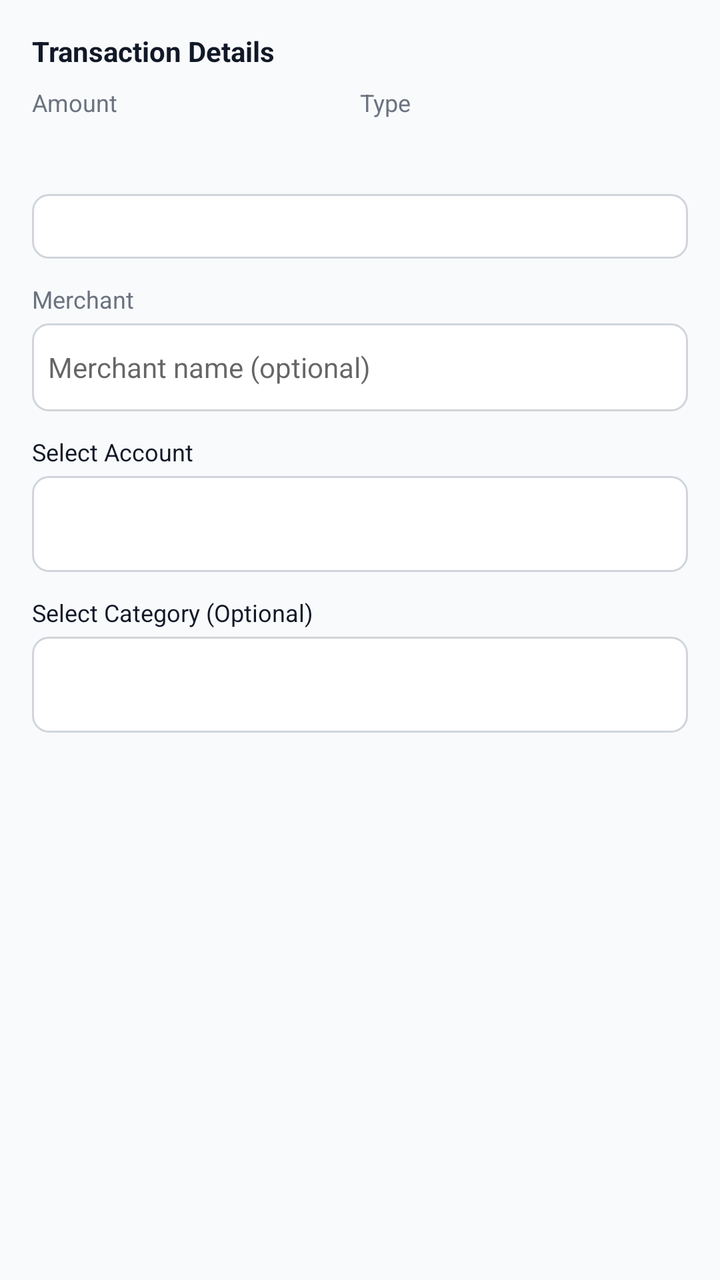
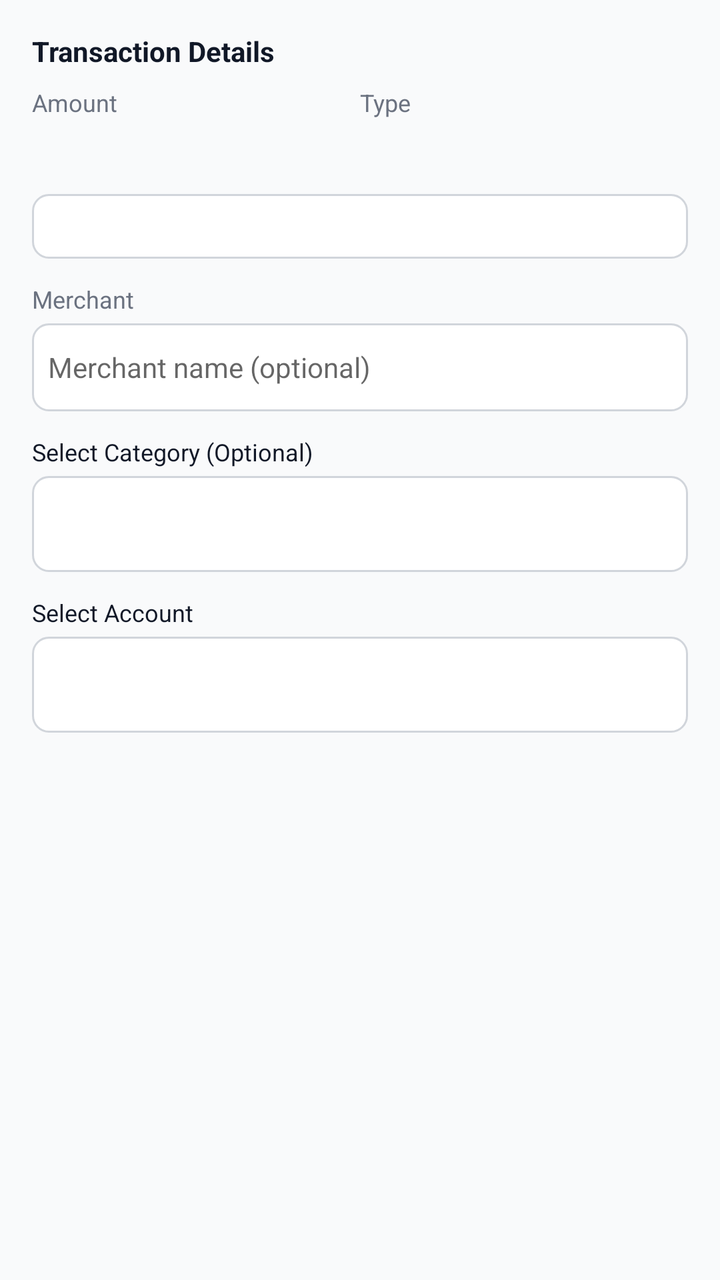

Compare the two renders of this Android layout. The source of the first and the diff that turns it into the second are given below.
<!-- AndroidManifest.xml: application theme Theme.FinanceTracker -->
<!-- res/layout/dialog_sms_import.xml -->
<?xml version="1.0" encoding="utf-8"?>
<LinearLayout
    xmlns:android="http://schemas.android.com/apk/res/android"
    android:layout_width="match_parent"
    android:layout_height="wrap_content"
    android:orientation="vertical"
    android:padding="16dp">

    <TextView
        android:layout_width="wrap_content"
        android:layout_height="wrap_content"
        android:text="Transaction Details"
        android:textSize="14sp"
        android:textStyle="bold"
        android:layout_marginBottom="8dp"/>

    <LinearLayout
        android:layout_width="match_parent"
        android:layout_height="wrap_content"
        android:orientation="horizontal"
        android:layout_marginBottom="12dp">

        <LinearLayout
            android:layout_width="0dp"
            android:layout_height="wrap_content"
            android:layout_weight="1"
            android:orientation="vertical">

            <TextView
                android:layout_width="wrap_content"
                android:layout_height="wrap_content"
                android:text="Amount"
                android:textSize="12sp"
                android:textColor="@color/text_secondary"/>

            <TextView
                android:id="@+id/tv_amount"
                android:layout_width="wrap_content"
                android:layout_height="wrap_content"
                android:textSize="16sp"
                android:textStyle="bold"
                android:layout_marginTop="4dp"/>

        </LinearLayout>

        <LinearLayout
            android:layout_width="0dp"
            android:layout_height="wrap_content"
            android:layout_weight="1"
            android:orientation="vertical">

            <TextView
                android:layout_width="wrap_content"
                android:layout_height="wrap_content"
                android:text="Type"
                android:textSize="12sp"
                android:textColor="@color/text_secondary"/>

            <TextView
                android:id="@+id/tv_type"
                android:layout_width="wrap_content"
                android:layout_height="wrap_content"
                android:textSize="16sp"
                android:textStyle="bold"
                android:layout_marginTop="4dp"/>

        </LinearLayout>

    </LinearLayout>

    <ScrollView
        android:layout_width="match_parent"
        android:layout_height="wrap_content"
        android:layout_marginBottom="12dp"
        android:maxHeight="100dp">

        <TextView
            android:id="@+id/tv_sms_text"
            android:layout_width="match_parent"
            android:layout_height="wrap_content"
            android:textSize="12sp"
            android:textColor="@color/text_secondary"
            android:padding="8dp"
            android:background="@drawable/outlined_bg"
            android:textIsSelectable="true"/>

    </ScrollView>

    
    <LinearLayout
        android:layout_width="match_parent"
        android:layout_height="wrap_content"
        android:orientation="vertical"
        android:layout_marginBottom="12dp">

        <TextView
            android:layout_width="wrap_content"
            android:layout_height="wrap_content"
            android:text="Merchant"
            android:textSize="12sp"
            android:textColor="@color/text_secondary"
            android:layout_marginBottom="4dp"/>

        <EditText
            android:id="@+id/et_merchant"
            android:layout_width="match_parent"
            android:layout_height="44dp"
            android:inputType="text"
            android:hint="Merchant name (optional)"
            android:padding="8dp"
            android:background="@drawable/outlined_bg"
            android:textSize="14sp"/>

    </LinearLayout>

    <TextView
        android:layout_width="wrap_content"
        android:layout_height="wrap_content"
        android:text="Select Account"
        android:textSize="12sp"
        android:layout_marginBottom="4dp"/>

    <Spinner
        android:id="@+id/spinner_account"
        android:layout_width="match_parent"
        android:layout_height="48dp"
        android:background="@drawable/outlined_bg"
        android:paddingHorizontal="8dp"
        android:layout_marginBottom="12dp"/>

    <TextView
        android:layout_width="wrap_content"
        android:layout_height="wrap_content"
        android:text="Select Category (Optional)"
        android:textSize="12sp"
        android:layout_marginBottom="4dp"/>

    <Spinner
        android:id="@+id/spinner_category"
        android:layout_width="match_parent"
        android:layout_height="48dp"
        android:background="@drawable/outlined_bg"
        android:paddingHorizontal="8dp"/>

</LinearLayout>
<!-- resources referenced by this layout -->
<resources>
  <color name="text_secondary">#6b7280</color>
  <!-- drawable outlined_bg (drawable) -->
  <?xml version="1.0" encoding="utf-8"?>
  <shape xmlns:android="http://schemas.android.com/apk/res/android"
      android:shape="rectangle">
      <corners android:radius="8dp"/>
      <stroke android:width="1dp" android:color="#d1d5db"/>
      <solid android:color="@android:color/white"/>
  </shape>
  <style name="Theme.FinanceTracker" parent="Theme.MaterialComponents.Light.NoActionBar">
          <item name="colorPrimary">@color/colorPrimary</item>
          <item name="colorPrimaryVariant">@color/colorPrimaryVariant</item>
          <item name="colorOnPrimary">@color/colorOnPrimary</item>
          <item name="colorSecondary">@color/colorSecondary</item>
          <item name="colorOnSecondary">@color/colorOnSecondary</item>
          <item name="colorSurface">@color/colorSurface</item>
          <item name="colorOnSurface">@color/colorOnSurface</item>
          <item name="android:statusBarColor">@color/colorPrimaryDark</item>
          <item name="android:windowBackground">@color/background</item>
          <item name="android:textColor">@color/text_primary</item>
          <item name="android:editTextColor">@color/text_primary</item>
          
          <item name="android:windowFullscreen">false</item>
          <item name="android:windowContentOverlay">@null</item>
          <item name="android:windowIsFloating">false</item>
      </style>
  <color name="colorPrimary">#4f46e5</color>
  <color name="colorPrimaryVariant">#6366f1</color>
  <color name="colorOnPrimary">#FFFFFF</color>
  <color name="colorSecondary">#10b981</color>
  <color name="colorOnSecondary">#FFFFFF</color>
  <color name="colorSurface">#FFFFFF</color>
  <color name="colorOnSurface">#1f2937</color>
  <color name="colorPrimaryDark">#3730a3</color>
  <color name="background">#f9fafb</color>
  <color name="text_primary">#111827</color>
</resources>

<!-- the commit's change to res/layout/dialog_sms_import.xml (unified diff, before → after) -->
@@ -1,6 +1,7 @@
 <?xml version="1.0" encoding="utf-8"?>
 <LinearLayout
     xmlns:android="http://schemas.android.com/apk/res/android"
+    xmlns:app="http://schemas.android.com/apk/res-auto"
     android:layout_width="match_parent"
     android:layout_height="wrap_content"
     android:orientation="vertical"
@@ -88,10 +89,12 @@
 
     
     <LinearLayout
-        android:layout_width="match_parent"
-        android:layout_height="wrap_content"
-        android:orientation="vertical"
-        android:layout_marginBottom="12dp">
+        android:id="@+id/ll_merchant_container"
+        android:layout_width="match_parent"
+        android:layout_height="wrap_content"
+        android:orientation="vertical"
+        android:layout_marginBottom="12dp"
+        android:visibility="visible">
 
         <TextView
             android:layout_width="wrap_content"
@@ -113,6 +116,32 @@
 
     </LinearLayout>
 
+    
+    <LinearLayout
+        android:id="@+id/ll_category_container"
+        android:layout_width="match_parent"
+        android:layout_height="wrap_content"
+        android:orientation="vertical"
+        android:layout_marginBottom="12dp"
+        android:visibility="visible">
+
+        <TextView
+            android:layout_width="wrap_content"
+            android:layout_height="wrap_content"
+            android:text="Select Category (Optional)"
+            android:textSize="12sp"
+            android:layout_marginBottom="4dp"/>
+
+        <Spinner
+            android:id="@+id/spinner_category"
+            android:layout_width="match_parent"
+            android:layout_height="48dp"
+            android:background="@drawable/outlined_bg"
+            android:paddingHorizontal="8dp"/>
+
+    </LinearLayout>
+
+    
     <TextView
         android:layout_width="wrap_content"
         android:layout_height="wrap_content"
@@ -128,18 +157,150 @@
         android:paddingHorizontal="8dp"
         android:layout_marginBottom="12dp"/>
 
-    <TextView
-        android:layout_width="wrap_content"
-        android:layout_height="wrap_content"
-        android:text="Select Category (Optional)"
-        android:textSize="12sp"
-        android:layout_marginBottom="4dp"/>
-
-    <Spinner
-        android:id="@+id/spinner_category"
-        android:layout_width="match_parent"
-        android:layout_height="48dp"
-        android:background="@drawable/outlined_bg"
-        android:paddingHorizontal="8dp"/>
+    
+    <LinearLayout
+        android:id="@+id/ll_transfer_type_container"
+        android:layout_width="match_parent"
+        android:layout_height="wrap_content"
+        android:orientation="vertical"
+        android:layout_marginBottom="12dp"
+        android:visibility="gone">
+
+        <TextView
+            android:layout_width="wrap_content"
+            android:layout_height="wrap_content"
+            android:text="Transfer Type"
+            android:textSize="12sp"
+            android:textColor="@color/text_secondary"
+            android:layout_marginBottom="4dp"/>
+
+        <com.google.android.material.button.MaterialButtonToggleGroup
+            android:id="@+id/toggle_transfer_type"
+            android:layout_width="match_parent"
+            android:layout_height="wrap_content"
+            android:layout_marginBottom="12dp"
+            app:singleSelection="true"
+            app:selectionRequired="true">
+
+            <com.google.android.material.button.MaterialButton
+                android:id="@+id/btn_self_transfer"
+                style="@style/Widget.MaterialComponents.Button.OutlinedButton"
+                android:layout_width="0dp"
+                android:layout_height="wrap_content"
+                android:layout_weight="1"
+                android:text="Self"
+                android:textSize="12sp"/>
+
+            <com.google.android.material.button.MaterialButton
+                android:id="@+id/btn_loan_out"
+                style="@style/Widget.MaterialComponents.Button.OutlinedButton"
+                android:layout_width="0dp"
+                android:layout_height="wrap_content"
+                android:layout_weight="1"
+                android:text="Loan"
+                android:textSize="12sp"/>
+
+            <com.google.android.material.button.MaterialButton
+                android:id="@+id/btn_settle_payment"
+                style="@style/Widget.MaterialComponents.Button.OutlinedButton"
+                android:layout_width="0dp"
+                android:layout_height="wrap_content"
+                android:layout_weight="1"
+                android:text="Settle"
+                android:textSize="12sp"/>
+
+            <com.google.android.material.button.MaterialButton
+                android:id="@+id/btn_gift"
+                style="@style/Widget.MaterialComponents.Button.OutlinedButton"
+                android:layout_width="0dp"
+                android:layout_height="wrap_content"
+                android:layout_weight="1"
+                android:text="Gift"
+                android:textSize="12sp"/>
+
+        </com.google.android.material.button.MaterialButtonToggleGroup>
+
+    </LinearLayout>
+
+    
+    <LinearLayout
+        android:id="@+id/ll_transfer_to_account"
+        android:layout_width="match_parent"
+        android:layout_height="wrap_content"
+        android:orientation="vertical"
+        android:layout_marginBottom="12dp"
+        android:visibility="gone">
+
+        <TextView
+            android:layout_width="wrap_content"
+            android:layout_height="wrap_content"
+            android:text="Transfer To Account"
+            android:textSize="12sp"
+            android:textColor="@color/text_secondary"
+            android:layout_marginBottom="4dp"/>
+
+        <Spinner
+            android:id="@+id/spinner_transfer_to_account"
+            android:layout_width="match_parent"
+            android:layout_height="48dp"
+            android:background="@drawable/outlined_bg"
+            android:paddingHorizontal="8dp"/>
+
+    </LinearLayout>
+
+    
+    <LinearLayout
+        android:id="@+id/ll_friend_name"
+        android:layout_width="match_parent"
+        android:layout_height="wrap_content"
+        android:orientation="vertical"
+        android:layout_marginBottom="12dp"
+        android:visibility="gone">
+
+        <TextView
+            android:layout_width="wrap_content"
+            android:layout_height="wrap_content"
+            android:text="Friend's Name"
+            android:textSize="12sp"
+            android:textColor="@color/text_secondary"
+            android:layout_marginBottom="4dp"/>
+
+        <EditText
+            android:id="@+id/et_friend_name"
+            android:layout_width="match_parent"
+            android:layout_height="44dp"
+            android:inputType="text"
+            android:hint="Enter friend's name"
+            android:padding="8dp"
+            android:background="@drawable/outlined_bg"
+            android:textSize="14sp"/>
+
+    </LinearLayout>
+
+    
+    <LinearLayout
+        android:id="@+id/ll_settle_category"
+        android:layout_width="match_parent"
+        android:layout_height="wrap_content"
+        android:orientation="vertical"
+        android:layout_marginBottom="12dp"
+        android:visibility="gone">
+
+        <TextView
+            android:layout_width="wrap_content"
+            android:layout_height="wrap_content"
+            android:text="Expense Category"
+            android:textSize="12sp"
+            android:textColor="@color/text_secondary"
+            android:layout_marginBottom="4dp"/>
+
+        <Spinner
+            android:id="@+id/spinner_settle_category"
+            android:layout_width="match_parent"
+            android:layout_height="48dp"
+            android:background="@drawable/outlined_bg"
+            android:paddingHorizontal="8dp"/>
+
+    </LinearLayout>
 
 </LinearLayout>
